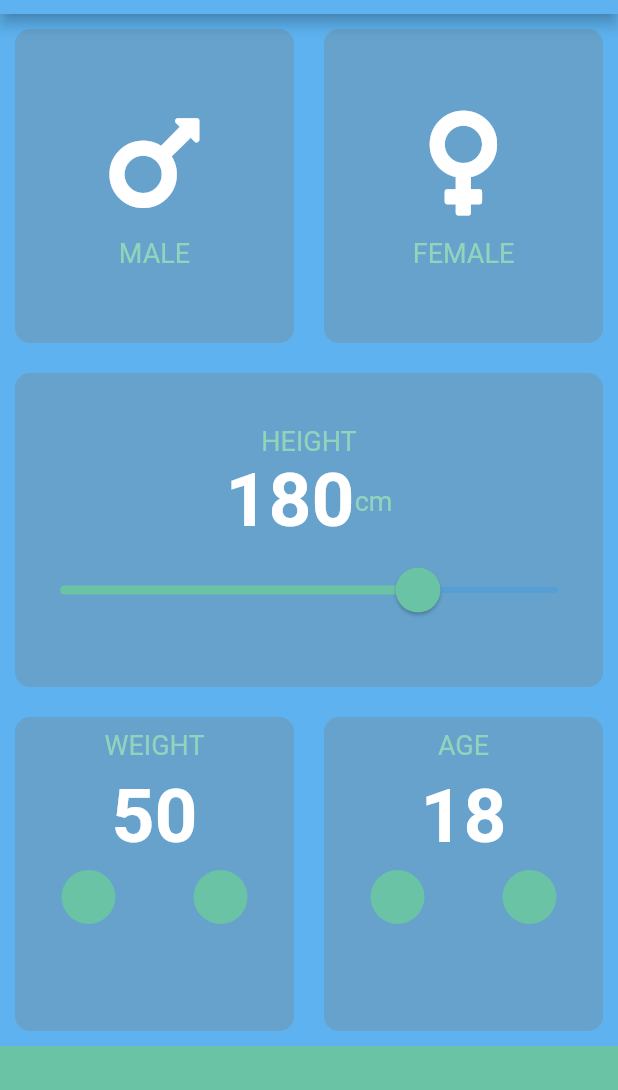
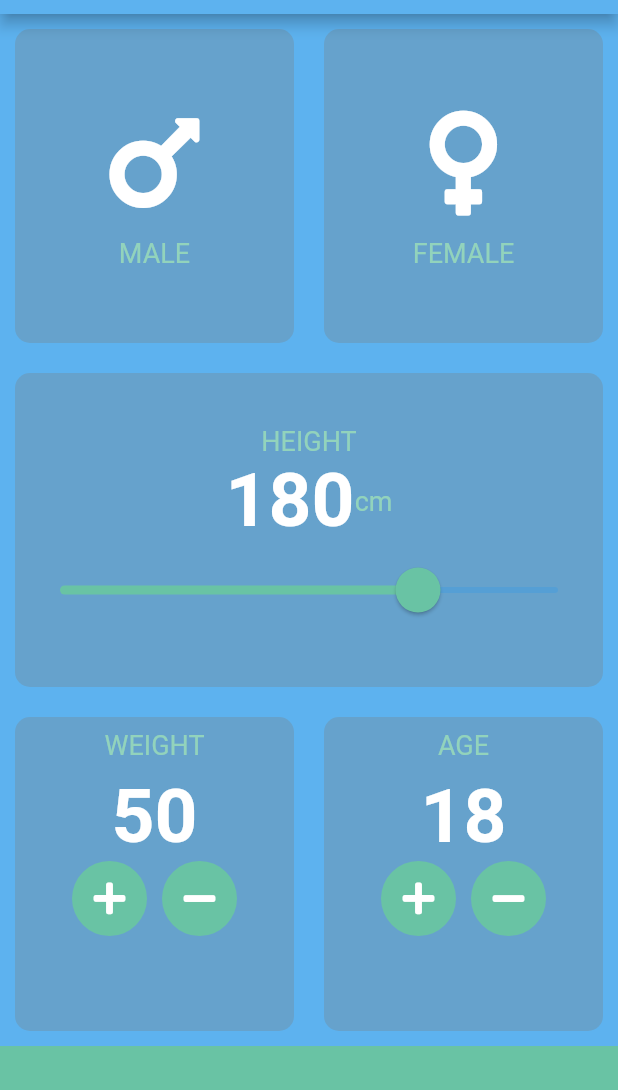
Before and after one commit to matatoMatata94/BMI_calculator_clone, a Flutter app: the screen it shows after launch, on a phone screen of 412 x 824 dp, the part 70-1160 px from its top. Run offline on Flutter 3.47's test engine with Material 2 defaults, Android fonts, the phone set to English and light mode, and no system bars; our stand-ins replace font_awesome_flutter.

Commit message:
Update input_page

```diff
--- a/lib/input_page.dart
+++ b/lib/input_page.dart
@@ -137,8 +137,9 @@ class _InputPageState extends State<InputPage> {
                         Row(
                           mainAxisAlignment: MainAxisAlignment.center,
                           children: [
-                            CircleIconButton(),
-                            CircleIconButton(),
+                            CircleIconButton(icon: FontAwesomeIcons.plus),
+                            SizedBox(width: 10),
+                            CircleIconButton(icon: FontAwesomeIcons.minus),
                           ],
                         ),
                       ],
@@ -165,8 +166,9 @@ class _InputPageState extends State<InputPage> {
                         Row(
                           mainAxisAlignment: MainAxisAlignment.center,
                           children: [
-                            CircleIconButton(),
-                            CircleIconButton(),
+                            CircleIconButton(icon: FontAwesomeIcons.plus),
+                            SizedBox(width: 10),
+                            CircleIconButton(icon: FontAwesomeIcons.minus),
                           ],
                         ),
                       ],
@@ -187,9 +189,19 @@ class _InputPageState extends State<InputPage> {
 }
 
 class CircleIconButton extends StatelessWidget {
+  CircleIconButton({this.icon});
+  final IconData icon;
+
   @override
   Widget build(BuildContext context) {
     return RawMaterialButton(
+      elevation: 0.0,
+      child: Icon(icon),
+      onPressed: () {},
+      constraints: BoxConstraints.tightFor(
+        width: 50.0,
+        height: 50.0,
+      ),
       shape: CircleBorder(),
       fillColor: kBottomBarColor,
     );
```
